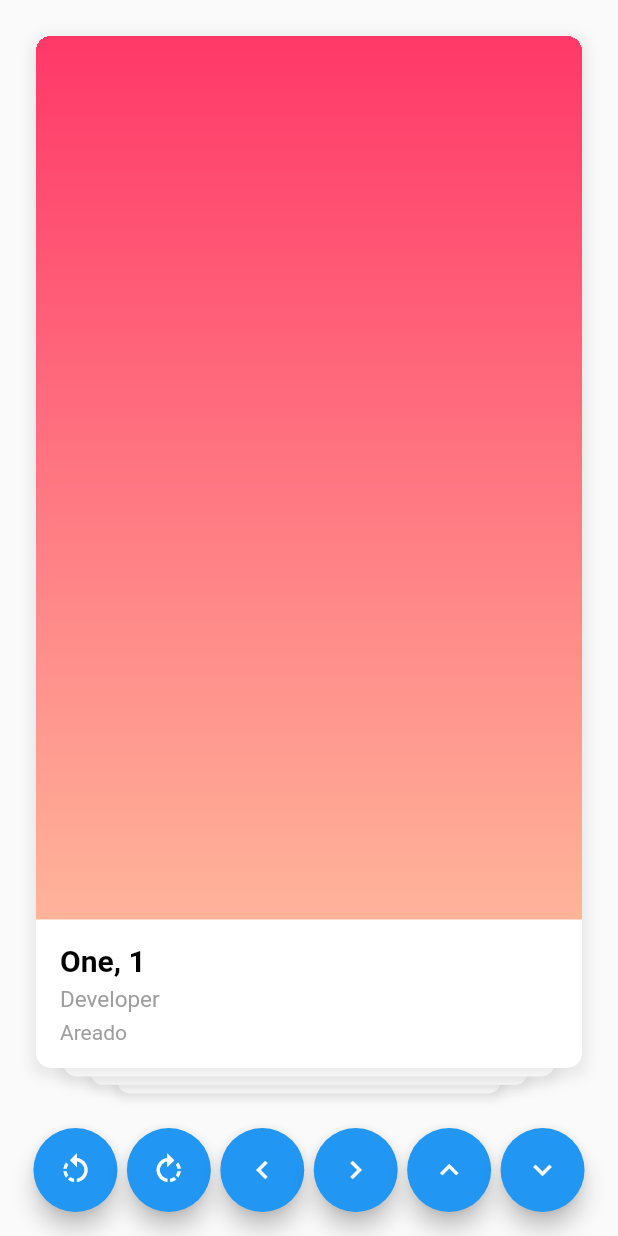
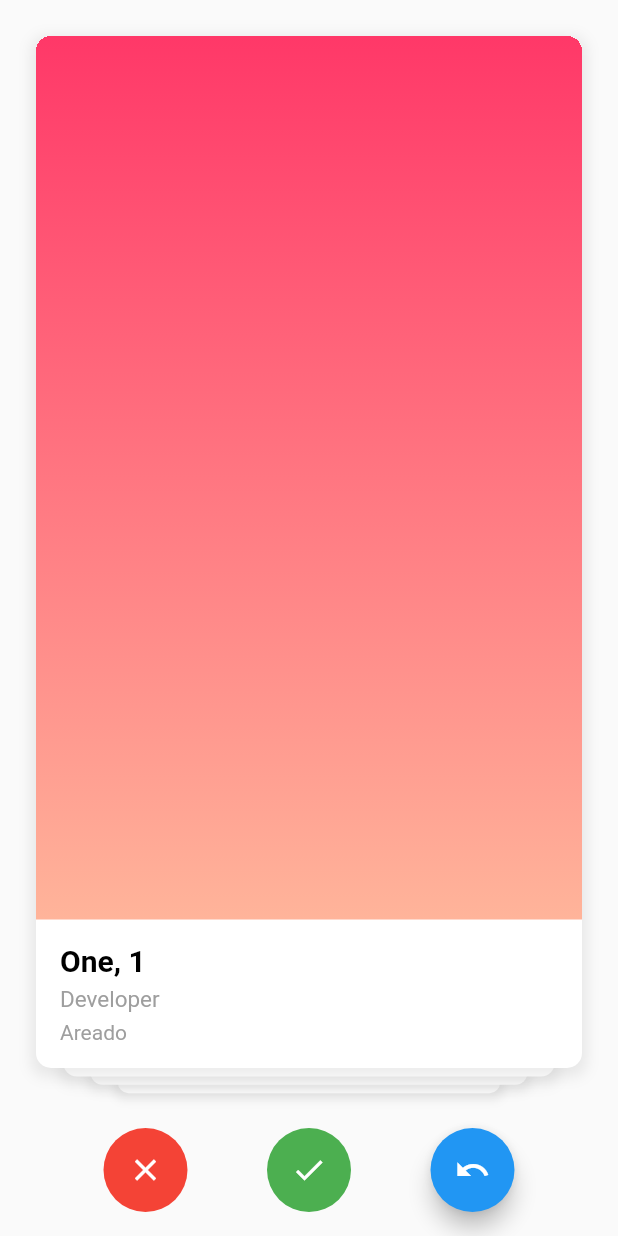
Before and after one commit to joaoroberto01/Chamada, a Flutter app: the screen it shows after launch, on a phone screen of 412 x 824 dp. Run offline on Flutter 3.47's test engine with Material 2 defaults, Android fonts, the phone set to English and light mode, and no system bars; drawn by our look-alikes of flutter_card_swiper.

Commit message:
- Aprimorar botões

```diff
--- a/lib/main.dart
+++ b/lib/main.dart
@@ -52,30 +52,38 @@ class _ExamplePageState extends State<Example> {
               child: Row(
                 mainAxisAlignment: MainAxisAlignment.spaceEvenly,
                 children: [
-                  FloatingActionButton(
-                    onPressed: controller.undo,
-                    child: const Icon(Icons.rotate_left),
-                  ),
-                  FloatingActionButton(
-                    onPressed: controller.swipe,
-                    child: const Icon(Icons.rotate_right),
-                  ),
+                  // FloatingActionButton(
+                  //   onPressed: controller.undo,
+                  //   child: const Icon(Icons.rotate_left),
+                  // ),
+                  // FloatingActionButton(
+                  //   onPressed: controller.swipe,
+                  //   child: const Icon(Icons.rotate_right),
+                  // ),
                   FloatingActionButton(
                     onPressed: controller.swipeLeft,
-                    child: const Icon(Icons.keyboard_arrow_left),
+                    backgroundColor: Colors.red,
+                    elevation: 0,
+                    child: const Icon(Icons.close),
                   ),
                   FloatingActionButton(
                     onPressed: controller.swipeRight,
-                    child: const Icon(Icons.keyboard_arrow_right),
+                    backgroundColor: Colors.green,
+                    elevation: 0,
+                    child: const Icon(Icons.done),
                   ),
                   FloatingActionButton(
-                    onPressed: controller.swipeTop,
-                    child: const Icon(Icons.keyboard_arrow_up),
+                    onPressed: controller.undo,
+                    child: const Icon(Icons.undo),
                   ),
-                  FloatingActionButton(
-                    onPressed: controller.swipeBottom,
-                    child: const Icon(Icons.keyboard_arrow_down),
-                  ),
+                  // FloatingActionButton(
+                  //   onPressed: controller.swipeTop,
+                  //   child: const Icon(Icons.keyboard_arrow_up),
+                  // ),
+                  // FloatingActionButton(
+                  //   onPressed: controller.swipeBottom,
+                  //   child: const Icon(Icons.keyboard_arrow_down),
+                  // ),
                 ],
               ),
             ),
```
